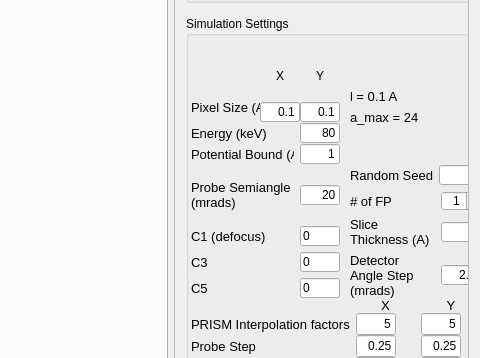
First picture: the form in Qt/prismmainwindow.ui, repository prism-em/prismatic, before the edit; both pictures show x 413 to 893 and y 182 to 540 of the 893 by 1218 pixel window.
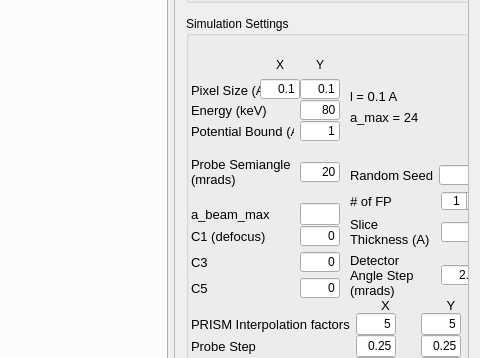
Second picture: the form after the edit. Icons and pictures are not drawn.

Commit message: adding alpha beam max widgets

```diff
--- a/Qt/prismmainwindow.ui
+++ b/Qt/prismmainwindow.ui
@@ -1471,7 +1471,7 @@
                <x>0</x>
                <y>0</y>
                <width>320</width>
-               <height>1153</height>
+               <height>1160</height>
               </rect>
              </property>
              <layout class="QVBoxLayout" name="verticalLayout_30">
@@ -2185,6 +2185,41 @@
                            </item>
                           </layout>
                          </item>
+                         <item>
+                          <layout class="QHBoxLayout" name="horizontalLayout_30">
+                           <item>
+                            <widget class="QLabel" name="lbl_alphaBeamMax">
+                             <property name="font">
+                              <font>
+                               <pointsize>10</pointsize>
+                              </font>
+                             </property>
+                             <property name="text">
+                              <string>a_beam_max</string>
+                             </property>
+                            </widget>
+                           </item>
+                           <item>
+                            <widget class="QLineEdit" name="lineEdit_alphaBeamMax">
+                             <property name="minimumSize">
+                              <size>
+                               <width>40</width>
+                               <height>0</height>
+                              </size>
+                             </property>
+                             <property name="maximumSize">
+                              <size>
+                               <width>40</width>
+                               <height>16777215</height>
+                              </size>
+                             </property>
+                             <property name="alignment">
+                              <set>Qt::AlignRight|Qt::AlignTrailing|Qt::AlignVCenter</set>
+                             </property>
+                            </widget>
+                           </item>
+                          </layout>
+                         </item>
                          <item>
                           <layout class="QHBoxLayout" name="horizontalLayout_34">
                            <property name="spacing">
@@ -2256,7 +2291,7 @@
                                 <string>0</string>
                                </property>
                                <property name="alignment">
-                                <set>Qt::AlignLeading|Qt::AlignLeft|Qt::AlignVCenter</set>
+                                <set>Qt::AlignRight|Qt::AlignTrailing|Qt::AlignVCenter</set>
                                </property>
                               </widget>
                              </item>
@@ -2286,6 +2321,9 @@
                                <property name="text">
                                 <string>0</string>
                                </property>
+                               <property name="alignment">
+                                <set>Qt::AlignRight|Qt::AlignTrailing|Qt::AlignVCenter</set>
+                               </property>
                               </widget>
                              </item>
                              <item>
@@ -2314,6 +2352,9 @@
                                <property name="text">
                                 <string>0</string>
                                </property>
+                               <property name="alignment">
+                                <set>Qt::AlignRight|Qt::AlignTrailing|Qt::AlignVCenter</set>
+                               </property>
                               </widget>
                              </item>
                             </layout>
```
The commit also changes 1 other file.
